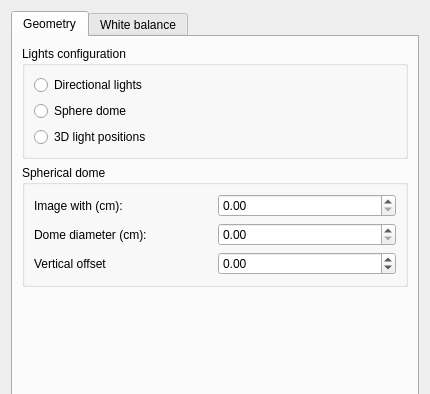
Above: relight/domecalibration.ui from cnr-isti-vclab/relight before the change; both pictures show x 0 to 430 and y 0 to 394 of the 430 by 578 pixel window. Below: the same form after it.
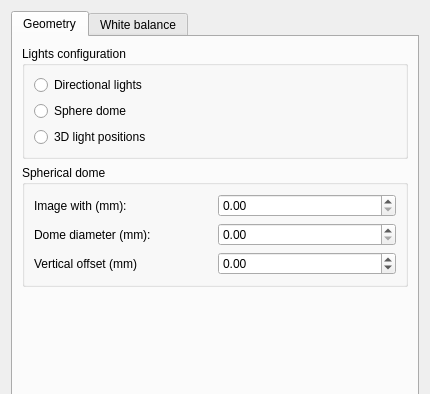
That is the form after the change. Icons and pictures are not drawn.

Commit message: fixed sphere dome rti export

Diff of the .ui file:
```diff
--- a/relight/domecalibration.ui
+++ b/relight/domecalibration.ui
@@ -63,7 +63,7 @@
           <item row="0" column="0">
            <widget class="QLabel" name="label">
             <property name="text">
-             <string>Image with (cm):</string>
+             <string>Image with (mm):</string>
             </property>
            </widget>
           </item>
@@ -77,7 +77,7 @@
           <item row="1" column="0">
            <widget class="QLabel" name="label_2">
             <property name="text">
-             <string>Dome diameter (cm):</string>
+             <string>Dome diameter (mm):</string>
             </property>
            </widget>
           </item>
@@ -91,7 +91,7 @@
           <item row="2" column="0">
            <widget class="QLabel" name="label_3">
             <property name="text">
-             <string>Vertical offset</string>
+             <string>Vertical offset (mm)</string>
             </property>
            </widget>
           </item>
```
Left out of the diff: 18 changed lines with no effect on the pictures. The commit also changes 2 other files.
